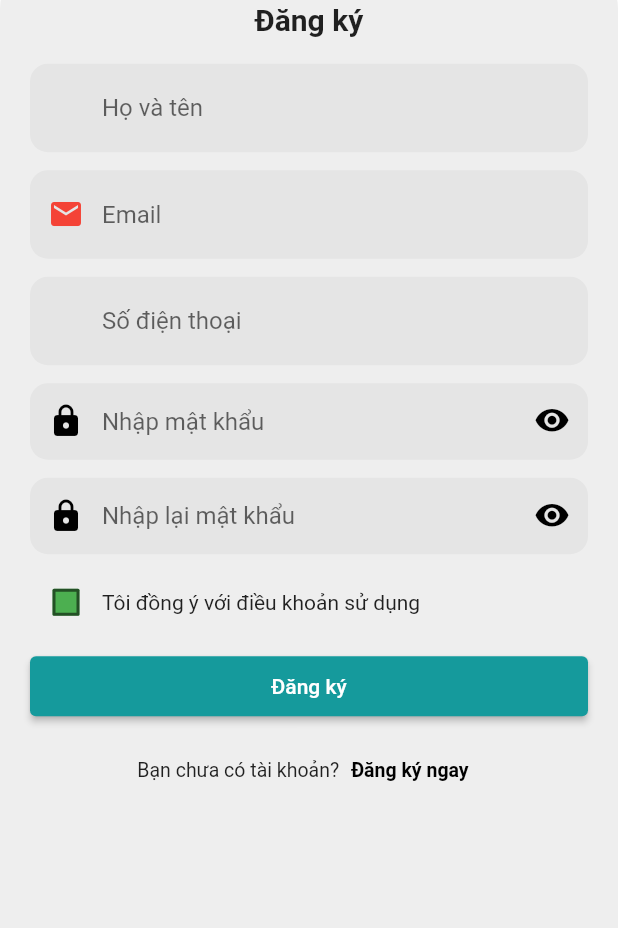
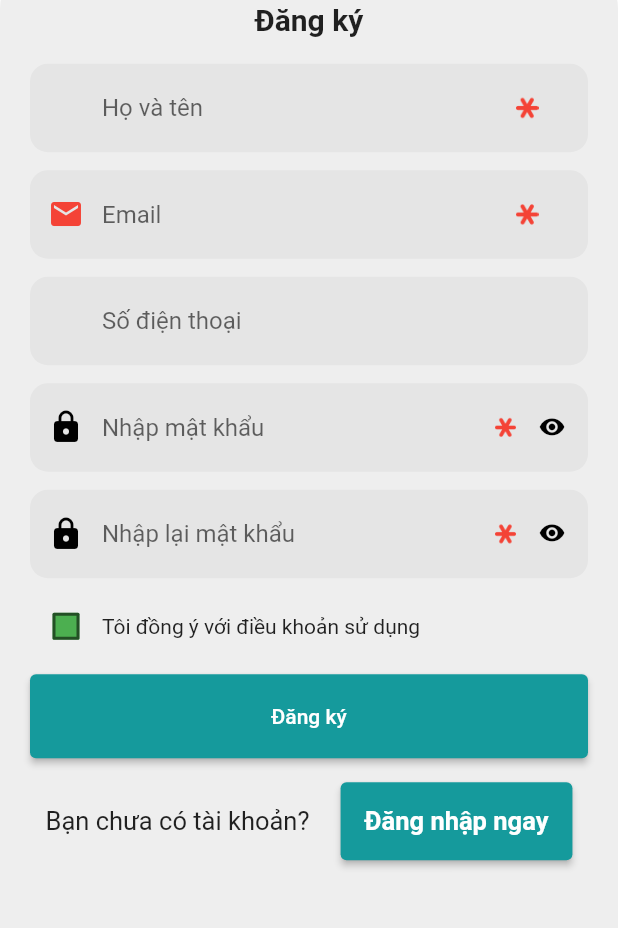
Before and after one commit to TuanGauTruc12/news_ui, a Flutter app: the RegisterPage screen opened directly, on a phone screen of 412 x 824 dp, the part 290-1218 px from its top. Run offline on Flutter 3.47's test engine with Material 2 defaults, Android fonts, the phone set to English and light mode, and no system bars; our stand-ins replace carousel_slider, flutter_html, geolocator; accounts and stored records are empty; network calls fail.

Commit message:
figbug with design ui/ux

```diff
--- a/lib/apis/global.dart
+++ b/lib/apis/global.dart
@@ -11,7 +11,7 @@ const String GET_NEWS = "news";
 const String GET_CATEGORY = "categories";
 const String GET_PROPERTY = "properties";
 const String URL_USER = "user";
-const String GET_COMMENT = "comments";
+const String URL_COMMENT = "comment";
 const String GET_LIKE = "likes";
 const String GET_IMAGES = "images";
 const String api_key = "04970e49d844f27a9ecdddae8c588a72";
--- a/lib/pages/forgetpassword.dart
+++ b/lib/pages/forgetpassword.dart
@@ -38,6 +38,7 @@ class _ForgetPasswordPageState extends State<ForgetPasswordPage> {
               Padding(
                 padding: const EdgeInsets.all(24),
                 child: TextFieldCustom(
+                  isRequired: false,
                     title: "Nhập email",
                     type: TextInputType.emailAddress,
                     input: (value) {
--- a/lib/pages/newdetailpage.dart
+++ b/lib/pages/newdetailpage.dart
@@ -146,6 +146,7 @@ class _NewDetailPageState extends State<NewDetailPage> {
                                 Expanded(
                                     flex: 8,
                                     child: TextFieldCustom(
+                                      isRequired: false,
                                       title: 'Bình luận',
                                       type: TextInputType.text,
                                       input: (value) {
--- a/lib/pages/register.dart
+++ b/lib/pages/register.dart
@@ -1,4 +1,5 @@
 import 'package:flutter/material.dart';
+import 'package:news_ui/apis/global.dart';
 import 'package:news_ui/pages/login.dart';
 import 'package:news_ui/views/alertdialogcustom.dart';
 import 'package:news_ui/views/passwordfieldcustom.dart';
@@ -21,6 +22,9 @@ class _RegisterPageState extends State<RegisterPage> {
 
   @override
   Widget build(BuildContext context) {
+    bool isDark = darkNotifier.value;
+    Color? color = !isDark ? Colors.grey[200] : Colors.transparent;
+    double fontSize = 17;
     return Scaffold(
         resizeToAvoidBottomInset: false,
         body: Column(children: <Widget>[
@@ -35,7 +39,7 @@ class _RegisterPageState extends State<RegisterPage> {
             child: Container(
                 padding: const EdgeInsets.only(left: 20, right: 20),
                 decoration: BoxDecoration(
-                    color: Colors.grey[200],
+                    color: color,
                     borderRadius: const BorderRadius.only(
                       topLeft: Radius.circular(22.0),
                       topRight: Radius.circular(22.0),
@@ -48,6 +52,7 @@ class _RegisterPageState extends State<RegisterPage> {
                   ),
                   const SizedBox(height: 18),
                   TextFieldCustom(
+                    isRequired: true,
                     title: "Họ và tên",
                     type: TextInputType.text,
                     input: (value) {
@@ -56,6 +61,7 @@ class _RegisterPageState extends State<RegisterPage> {
                   ),
                   const SizedBox(height: 12),
                   TextFieldCustom(
+                      isRequired: true,
                       title: "Email",
                       type: TextInputType.emailAddress,
                       input: (value) {
@@ -63,6 +69,7 @@ class _RegisterPageState extends State<RegisterPage> {
                       }),
                   const SizedBox(height: 12),
                   TextFieldCustom(
+                      isRequired: false,
                       title: "Số điện thoại",
                       type: TextInputType.number,
                       input: (value) {
@@ -70,12 +77,14 @@ class _RegisterPageState extends State<RegisterPage> {
                       }),
                   const SizedBox(height: 12),
                   PasswordFieldCustom(
+                      isRequired: true,
                       title: "Nhập mật khẩu",
                       input: (value) {
                         password = value;
                       }),
                   const SizedBox(height: 12),
                   PasswordFieldCustom(
+                      isRequired: true,
                       title: "Nhập lại mật khẩu",
                       input: (value) {
                         repassword = value;
@@ -105,7 +114,7 @@ class _RegisterPageState extends State<RegisterPage> {
                           backgroundColor: MaterialStateProperty.all(
                               const Color(0xff159A9C)),
                           padding: MaterialStateProperty.all(
-                              const EdgeInsets.all(12)),
+                              const EdgeInsets.all(20)),
                         ),
                         onPressed: () => showDialog(
                               context: context,
@@ -138,22 +147,33 @@ class _RegisterPageState extends State<RegisterPage> {
                             ),
                         child: const Text('Đăng ký')),
                   ),
-                  const SizedBox(height: 8),
+                  const SizedBox(height: 16),
                   Row(
-                    mainAxisAlignment: MainAxisAlignment.center,
+                    mainAxisAlignment: MainAxisAlignment.spaceAround,
                     children: [
-                      const Text(
+                      Text(
                         "Bạn chưa có tài khoản?",
-                        style: TextStyle(fontSize: 13),
+                        style: TextStyle(fontSize: fontSize),
                       ),
-                      TextButton(
-                        onPressed: () {},
-                        child: const Text(
-                          "Đăng ký ngay",
+                      ElevatedButton(
+                        style: ButtonStyle(
+                            backgroundColor: MaterialStateProperty.all(
+                              const Color(0xff159A9C),
+                            ),
+                            padding: MaterialStateProperty.all(
+                                const EdgeInsets.all(16))),
+                        onPressed: () {
+                          Navigator.pop(context);
+                          Navigator.push(
+                            context,
+                            MaterialPageRoute(
+                                builder: (context) => const LoginPage()),
+                          );
+                        },
+                        child: Text(
+                          "Đăng nhập ngay",
                           style: TextStyle(
-                              fontWeight: FontWeight.bold,
-                              color: Colors.black,
-                              fontSize: 13),
+                              fontWeight: FontWeight.bold, fontSize: fontSize),
                         ),
                       )
                     ],
--- a/lib/views/appbarnewdetail.dart
+++ b/lib/views/appbarnewdetail.dart
@@ -12,8 +12,7 @@ class AppbarNewDetail extends StatelessWidget implements PreferredSizeWidget {
     if (isDark) {
       image = Image.asset('images/logo-mini.png', fit: BoxFit.contain);
     } else {
-      image = Image.asset('images/logo-mini.png',
-          color: Colors.white, fit: BoxFit.contain);
+      image = Image.asset('images/logo-mini.png', fit: BoxFit.contain);
     }
 
     return Stack(
--- a/lib/views/passwordfieldcustom.dart
+++ b/lib/views/passwordfieldcustom.dart
@@ -1,9 +1,16 @@
 import 'package:flutter/material.dart';
+import 'package:news_ui/apis/global.dart';
 
 class PasswordFieldCustom extends StatefulWidget {
   late String title;
   final input;
-  PasswordFieldCustom({super.key, required this.title, required this.input});
+  bool isRequired;
+
+  PasswordFieldCustom(
+      {super.key,
+      required this.title,
+      required this.input,
+      required this.isRequired});
   @override
   _PasswordFieldCustomState createState() => _PasswordFieldCustomState();
 }
@@ -24,6 +31,8 @@ class _PasswordFieldCustomState extends State<PasswordFieldCustom> {
 
   @override
   Widget build(BuildContext context) {
+    bool isDark = darkNotifier.value;
+    Color? color = isDark ? Colors.grey[200] : Colors.black;
     return TextField(
         onChanged: widget.input,
         keyboardType: TextInputType.visiblePassword,
@@ -32,23 +41,47 @@ class _PasswordFieldCustomState extends State<PasswordFieldCustom> {
         decoration: InputDecoration(
             floatingLabelBehavior: FloatingLabelBehavior.never,
             hintText: widget.title,
+            contentPadding:
+                const EdgeInsets.only(top: 20, bottom: 20, right: 32, left: 0),
             filled: true,
             isDense: true,
             border: OutlineInputBorder(
               borderSide: BorderSide.none,
               borderRadius: BorderRadius.circular(12),
             ),
-        prefixIconColor: Colors.black,
+            prefixIconColor: color,
             prefixIcon: const Icon(Icons.lock_rounded, size: 24),
-        suffixIcon: GestureDetector(
-          onTap: _toggleObscured,
-          child: Icon(
-            _obscured ? Icons.visibility_rounded : Icons.visibility_off_rounded,
-            size: 24,
+            suffixIcon: widget.isRequired
+                ? Row(
+                    mainAxisSize: MainAxisSize.min,
+                    mainAxisAlignment: MainAxisAlignment.center,
+                    children: [
+                      const ImageIcon(
+                        AssetImage('images/asterisk.png'),
+                        color: Colors.red,
+                        size: 14,
+                      ),
+                      IconButton(
+                        onPressed: _toggleObscured,
+                        icon: Icon(
+                          _obscured
+                              ? Icons.visibility_rounded
+                              : Icons.visibility_off_rounded,
+                          size: 18,
                           color: Colors.black,
                         ),
                       ),
+                    ],
+                  )
+                : GestureDetector(
+                    onTap: _toggleObscured,
+                    child: Icon(
+                      _obscured
+                          ? Icons.visibility_rounded
+                          : Icons.visibility_off_rounded,
+                      size: 20,
+                      color: Colors.black,
                     ),
-    );
+                  )));
   }
 }
--- a/lib/views/textfieldcustom.dart
+++ b/lib/views/textfieldcustom.dart
@@ -4,12 +4,14 @@ class TextFieldCustom extends StatefulWidget {
   String title;
   TextInputType type;
   final input;
+  bool isRequired;
 
   TextFieldCustom(
-      {required this.title,
+      {super.key,
+      required this.title,
       required this.type,
       required this.input,
-      super.key});
+      required this.isRequired});
 
   @override
   _TextFieldCustomState createState() => _TextFieldCustomState();
@@ -28,6 +30,18 @@ class _TextFieldCustomState extends State<TextFieldCustom> {
               borderSide: BorderSide.none,
               borderRadius: BorderRadius.circular(12),
             ),
+            suffixIconColor: Colors.red,
+            suffixIcon: widget.isRequired
+                ? Row(
+                    mainAxisSize: MainAxisSize.min,
+                    children: const [
+                      ImageIcon(
+                        AssetImage('images/asterisk.png'),
+                        size: 15,
+                      )
+                    ],
+                  )
+                : const SizedBox(),
             prefixIcon: widget.type == TextInputType.emailAddress
                 ? const Icon(Icons.email, size: 24)
                 : const SizedBox(height: 0),
```
Also changed, not shown: lib/apis/request_comment.dart (added, +30 -0 lines), lib/pages/login.dart (+18 -9 lines), lib/views/drawernewdetail.dart (+13 -13 lines), lib/views/homebody.dart (+7 -5 lines), lib/views/newlistviewcustom.dart (+14 -3 lines), images/asterisk.png (added). Lines whose indentation alone changed are shown as unchanged.
